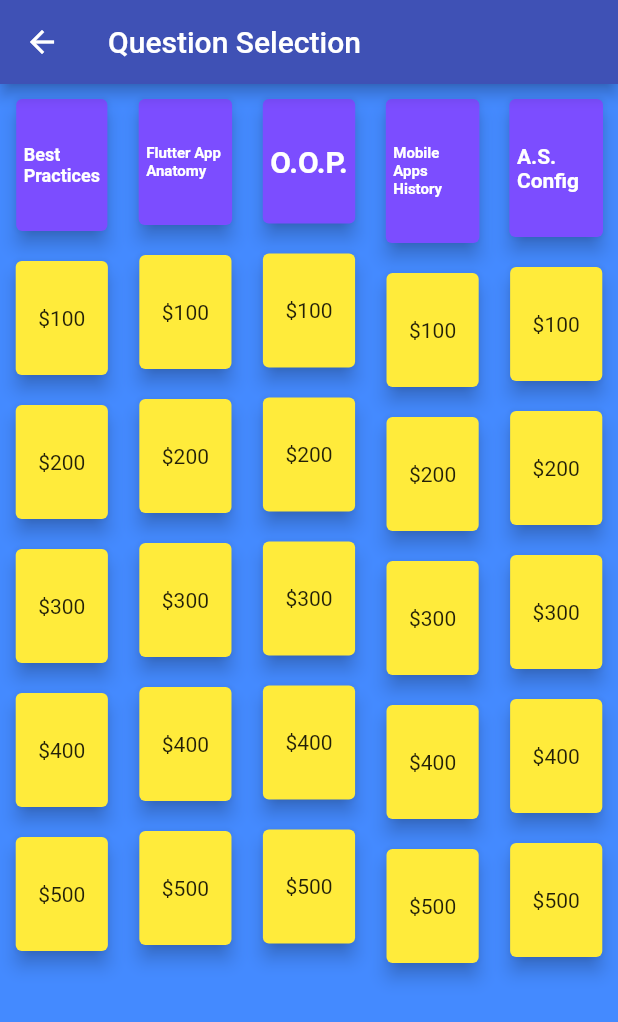
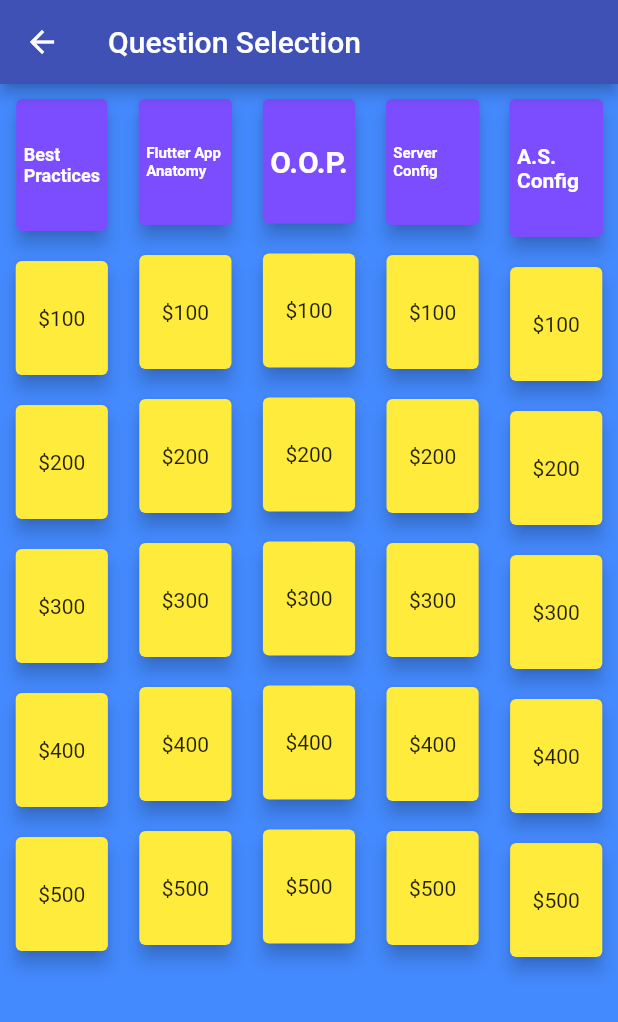
Before and after one commit to mlg389/JeopardyLeopardy, a Flutter app: the QuestionsPage screen opened directly, on a phone screen of 412 x 824 dp. Shown: the top 1022 px of the screen. Run offline on Flutter 3.47's test engine with Material 2 defaults, Android fonts, the phone set to English and light mode, and no system bars.

Commit message:
updated Server config topic title

```diff
--- a/lib/answersPage.dart
+++ b/lib/answersPage.dart
@@ -29,7 +29,7 @@ class AnswersPage extends StatelessWidget {
       Questions q = new FlutterAppAnatomy(this.difficulty);
       return q;
     }
-    if (this.topic == 'Mobile Apps History') {
+    if (this.topic == 'Server Config') {
       Questions q = new ServerUsageConfiguration(this.difficulty);
       return q;
     }
--- a/lib/questionsPage.dart
+++ b/lib/questionsPage.dart
@@ -46,12 +46,12 @@ class QuestionsPage extends StatelessWidget {
           ),
           Expanded(
             child: Column(children: <Widget>[
-              TopicsWidget(topic: 'Mobile Apps \nHistory', fontSize: 10),
-              GameTileWidget(price: 100, topicTitle: 'Mobile Apps History'),
-              GameTileWidget(price: 200, topicTitle: 'Mobile Apps History'),
-              GameTileWidget(price: 300, topicTitle: 'Mobile Apps History'),
-              GameTileWidget(price: 400, topicTitle: 'Mobile Apps History'),
-              GameTileWidget(price: 500, topicTitle: 'Mobile Apps History'),
+              TopicsWidget(topic: 'Server Config', fontSize: 10),
+              GameTileWidget(price: 100, topicTitle: 'Server Config'),
+              GameTileWidget(price: 200, topicTitle: 'Server Config'),
+              GameTileWidget(price: 300, topicTitle: 'Server Config'),
+              GameTileWidget(price: 400, topicTitle: 'Server Config'),
+              GameTileWidget(price: 500, topicTitle: 'Server Config'),
             ]),
           ),
           Expanded(
```
